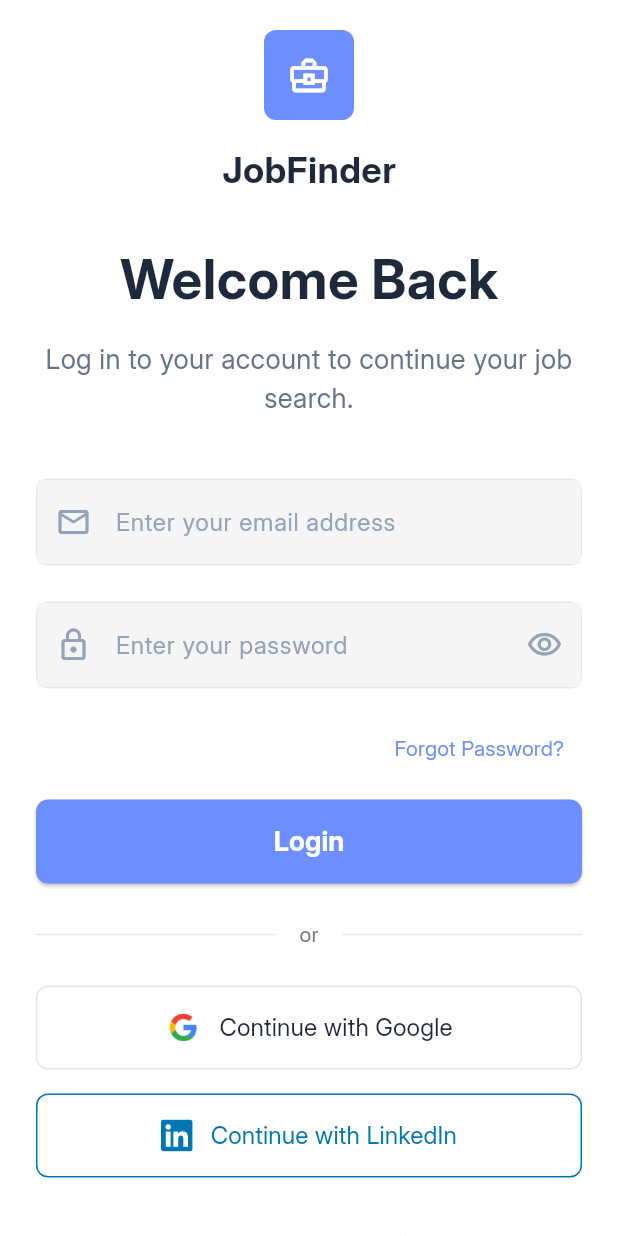
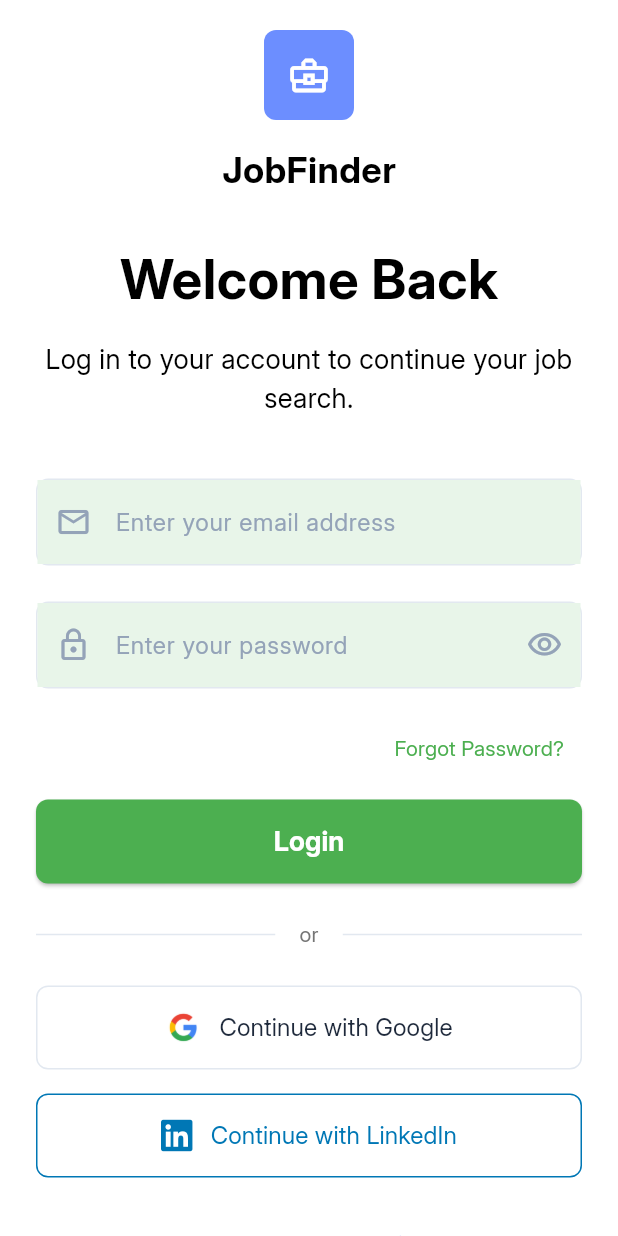
Before and after one commit to Yogesh25900/jobmitra_flutter, a Flutter app: the screen it shows after launch, after a tap on "Skip", on a phone screen of 412 x 824 dp. Run offline on Flutter 3.47's test engine with Material 3 defaults, Android fonts, the light colour scheme and no system bars; our stand-ins replace font_awesome_flutter, smooth_page_indicator; network calls fail.

Commit message:
update global theme

```diff
--- a/lib/app.dart
+++ b/lib/app.dart
@@ -10,7 +10,7 @@
     return MaterialApp(
       debugShowCheckedModeBanner: false,
       home: SplashScreen(),
-      theme: AppTheme.light,
+      theme: AppTheme.green,
     );
   }
 }
--- a/lib/screens/home_screen.dart
+++ b/lib/screens/home_screen.dart
@@ -28,7 +28,7 @@
               TextSpan(
                 children: [
                   TextSpan(text: 'Hello, ', style: TextStyle(fontSize: 20, fontWeight: FontWeight.w600)),
-                  TextSpan(text: 'Nikita ', style: TextStyle(fontSize: 20, fontWeight: FontWeight.w600)),
+                  TextSpan(text: 'Yogesh ', style: TextStyle(fontSize: 20, fontWeight: FontWeight.w600)),
                   WidgetSpan(
                     child: Text('👋', style: TextStyle(fontSize: 20)),
                   )
--- a/lib/screens/login_screen.dart
+++ b/lib/screens/login_screen.dart
@@ -36,14 +36,14 @@
                 child: const Icon(Icons.business_center_outlined, color: Colors.white, size: 30),
               ),
               const SizedBox(height: 16),
-              const Text('JobFinder', style: TextStyle(fontSize: 24, fontWeight: FontWeight.bold, color: Color(0xFF1E293B))),
+              const Text('JobFinder', style: TextStyle(fontSize: 24, fontWeight: FontWeight.bold)),
               const SizedBox(height: 30),
-              const Text('Welcome Back', style: TextStyle(fontSize: 36, fontWeight: FontWeight.bold, color: Color(0xFF1E293B))),
+              const Text('Welcome Back', style: TextStyle(fontSize: 36, fontWeight: FontWeight.bold)),
               const SizedBox(height: 16),
               const Text(
                 'Log in to your account to continue your job search.',
                 textAlign: TextAlign.center,
-                style: TextStyle(fontSize: 18, color: Color(0xFF64748B)),
+                style: TextStyle(fontSize: 18,),
               ),
               const SizedBox(height: 40),
 
@@ -74,7 +74,7 @@
                   onPressed: () {},
                   child: const Text(
                     'Forgot Password?',
-                    style: TextStyle(color: Color(0xFF6C8EFF)),
+
                   ),
                 ),
               ),
@@ -92,7 +92,7 @@
                   );
                   },
                   style: ElevatedButton.styleFrom(
-                    backgroundColor: const Color(0xFF6C8EFF),
+
                     shape: RoundedRectangleBorder(borderRadius: BorderRadius.circular(8)),
                   ),
                   child: const Text(
--- a/lib/screens/on_boarding_screen.dart
+++ b/lib/screens/on_boarding_screen.dart
@@ -33,7 +33,7 @@
                 child: const Text(
                   'Skip',
                   style: TextStyle(
-                    color: Color(0xFF6C8EFF),
+
                     fontWeight: FontWeight.bold,
                   ),
                 ),
@@ -83,8 +83,8 @@
                 SmoothPageIndicator(
                   controller: _controller,
                   count: 3,
-                  effect: const WormEffect(
-                    activeDotColor: Color(0xFF6C8EFF),
+                  effect: WormEffect(
+                    activeDotColor: Theme.of(context).colorScheme.primary,
                     dotColor: Colors.grey,
                     dotHeight: 10,
                     dotWidth: 10,
@@ -107,7 +107,7 @@
                     }
                   },
                   style: ElevatedButton.styleFrom(
-                    backgroundColor: const Color(0xFF6C8EFF),
+
                     shape: RoundedRectangleBorder(
                       borderRadius: BorderRadius.circular(12),
                     ),
--- a/lib/theme/app_theme.dart
+++ b/lib/theme/app_theme.dart
@@ -1,4 +1,5 @@
 import 'package:flutter/material.dart';
+import 'package:smooth_page_indicator/smooth_page_indicator.dart';
 
 class AppTheme {
   const AppTheme._();
@@ -13,13 +14,14 @@
   // Font
   static const String fontFamily = 'Inter';
 
-  // Helpers
+  // Card Theme Helper
   static CardThemeData _cardTheme({double elevation = 2, Color? color}) => CardThemeData(
         elevation: elevation,
         color: color,
         shape: RoundedRectangleBorder(borderRadius: BorderRadius.circular(12)),
       );
 
+  // Input Decoration Helper
   static InputDecorationTheme _inputDecoration({Color? fillColor}) => InputDecorationTheme(
         filled: true,
         fillColor: fillColor,
@@ -30,20 +32,35 @@
         contentPadding: const EdgeInsets.symmetric(horizontal: 16, vertical: 14),
       );
 
+  // SmoothPageIndicator Helper
+  static WormEffect pageIndicatorEffect(BuildContext context) {
+    final theme = Theme.of(context);
+    return WormEffect(
+      activeDotColor: theme.colorScheme.primary,
+      dotColor: Colors.grey.shade400,
+      dotHeight: 10,
+      dotWidth: 10,
+      spacing: 8,
+    );
+  }
+
+  // General Theme Builder
   static ThemeData _buildTheme({
     required Brightness brightness,
     required Color primary,
     required Color scaffoldBg,
     Color? cardColor,
     Color? inputFill,
-  }) =>
-      ThemeData(
+  }) {
+    final isLight = brightness == Brightness.light;
+
+    return ThemeData(
       useMaterial3: true,
       brightness: brightness,
+      fontFamily: fontFamily,
       primaryColor: primary,
-        fontFamily: fontFamily,
       scaffoldBackgroundColor: scaffoldBg,
-        colorScheme: brightness == Brightness.light
+      colorScheme: isLight
           ? ColorScheme.light(
               primary: primary,
               secondary: primary,
@@ -56,7 +73,7 @@
             ),
       appBarTheme: AppBarTheme(
         backgroundColor: scaffoldBg,
-          foregroundColor: brightness == Brightness.light ? Colors.black87 : Colors.white,
+        foregroundColor: isLight ? Colors.black87 : Colors.white,
         elevation: 0,
         centerTitle: true,
       ),
@@ -68,16 +85,13 @@
           shape: RoundedRectangleBorder(borderRadius: BorderRadius.circular(12)),
         ),
       ),
-        cardTheme: CardThemeData(
-          elevation: 2,
-          color: cardColor,
-          shape: RoundedRectangleBorder(borderRadius: BorderRadius.circular(12)),
-        ),
+      cardTheme: _cardTheme(color: cardColor),
       inputDecorationTheme: _inputDecoration(fillColor: inputFill),
     );
+  }
 
-  // Themes
-  static ThemeData light = _buildTheme(
+  // Predefined Themes
+  static final ThemeData light = _buildTheme(
     brightness: Brightness.light,
     primary: primaryBlue,
     scaffoldBg: Colors.white,
@@ -85,7 +99,7 @@
     inputFill: Colors.grey[100],
   );
 
-  static ThemeData dark = _buildTheme(
+  static final ThemeData dark = _buildTheme(
     brightness: Brightness.dark,
     primary: primaryBlue,
     scaffoldBg: darkBackground,
@@ -93,7 +107,7 @@
     inputFill: darkSurface,
   );
 
-  static ThemeData purple = _buildTheme(
+  static final ThemeData purple = _buildTheme(
     brightness: Brightness.light,
     primary: primaryPurple,
     scaffoldBg: Colors.white,
@@ -101,7 +115,7 @@
     inputFill: Colors.deepPurple[50],
   );
 
-  static ThemeData green = _buildTheme(
+  static final ThemeData green = _buildTheme(
     brightness: Brightness.light,
     primary: primaryGreen,
     scaffoldBg: Colors.white,
```
Lines whose indentation alone changed are shown as unchanged.
